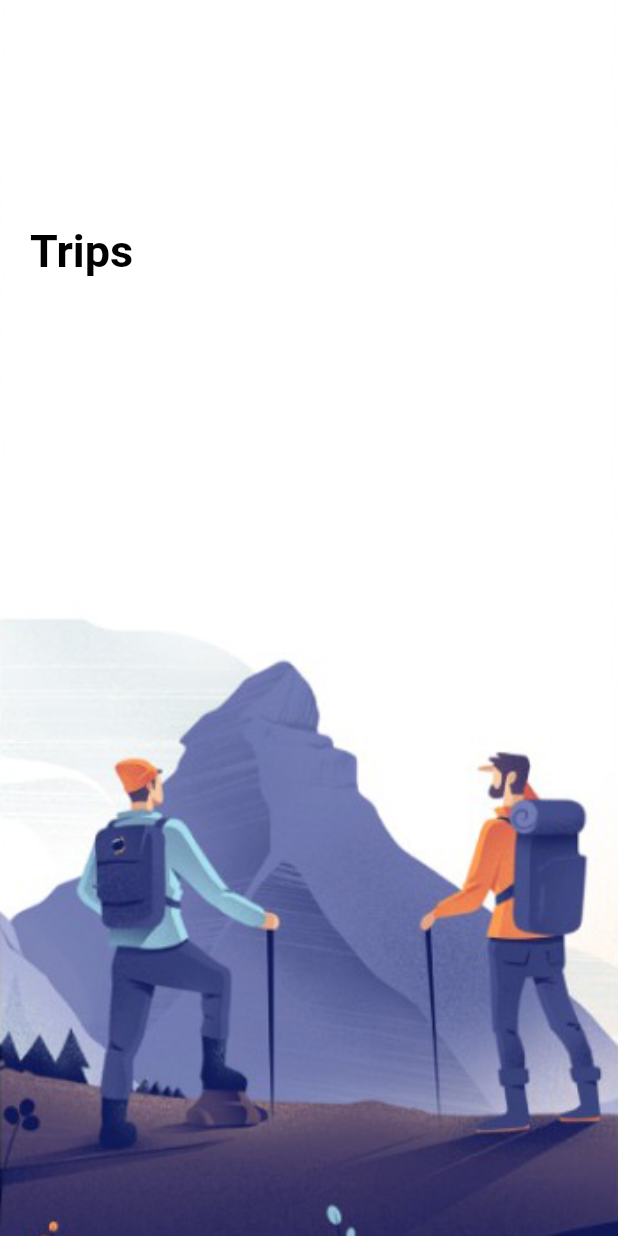
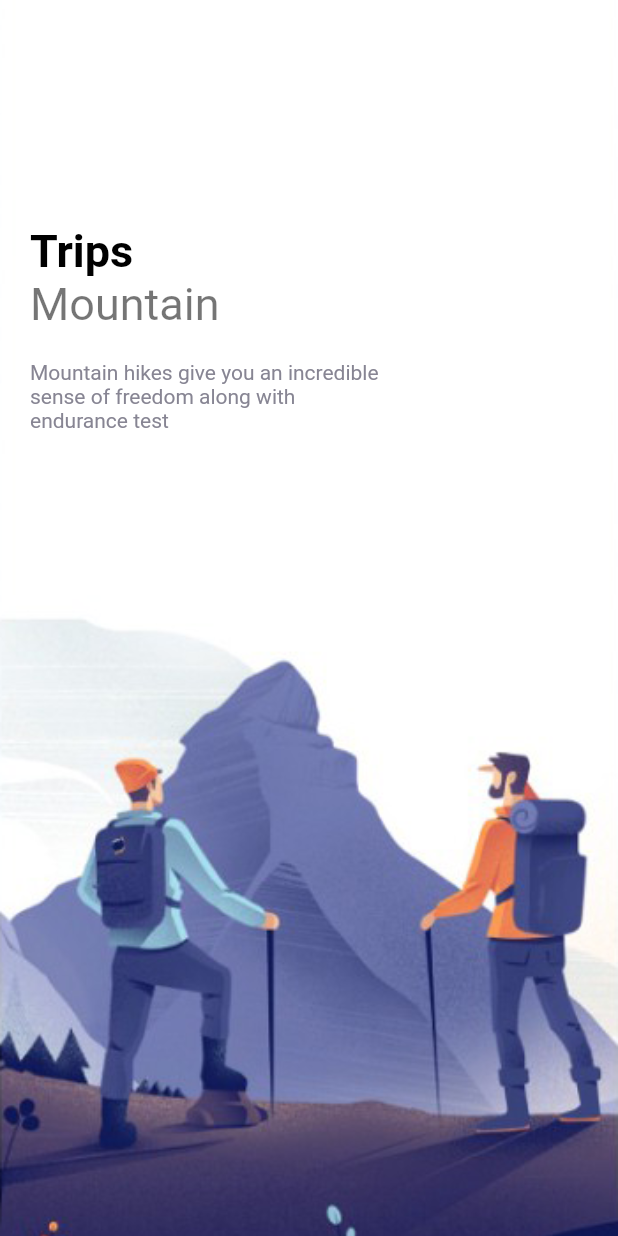
Before and after one commit to Bepo0328/travel_app, a Flutter app: the screen it shows after launch, on a phone screen of 412 x 824 dp. Run offline on Flutter 3.47's test engine with Material 2 defaults, Android fonts, the phone set to English and light mode, and no system bars.

Commit message:
TravelApp: Widget - AppText

```diff
--- a/lib/pages/welcome_page.dart
+++ b/lib/pages/welcome_page.dart
@@ -1,4 +1,5 @@
 import 'package:flutter/material.dart';
+import 'package:travel_app/misc/colors.dart';
 import 'package:travel_app/widgets/widgets.dart';
 
 class WelcomePage extends StatefulWidget {
@@ -37,8 +38,20 @@ class _WelcomePageState extends State<WelcomePage> {
               child: Row(
                 children: [
                   Column(
-                    children: [
+                    crossAxisAlignment: CrossAxisAlignment.start,
+                    children: const [
                       AppLargeText(text: 'Trips'),
+                      AppText(text: 'Mountain', size: 30),
+                      SizedBox(height: 20),
+                      SizedBox(
+                        width: 240,
+                        child: AppText(
+                          text:
+                              'Mountain hikes give you an incredible sense of freedom along with endurance test',
+                          color: AppColors.textColor2,
+                          size: 14,
+                        ),
+                      ),
                     ],
                   ),
                 ],
--- a/lib/widgets/app_text.dart
+++ b/lib/widgets/app_text.dart
@@ -0,0 +1,25 @@
+import 'package:flutter/material.dart';
+
+class AppText extends StatelessWidget {
+  final double size;
+  final String text;
+  final Color color;
+
+  const AppText({
+    Key? key,
+    this.size = 16,
+    required this.text,
+    this.color = Colors.black54,
+  }) : super(key: key);
+
+  @override
+  Widget build(BuildContext context) {
+    return Text(
+      text,
+      style: TextStyle(
+        color: color,
+        fontSize: size,
+      ),
+    );
+  }
+}
```
